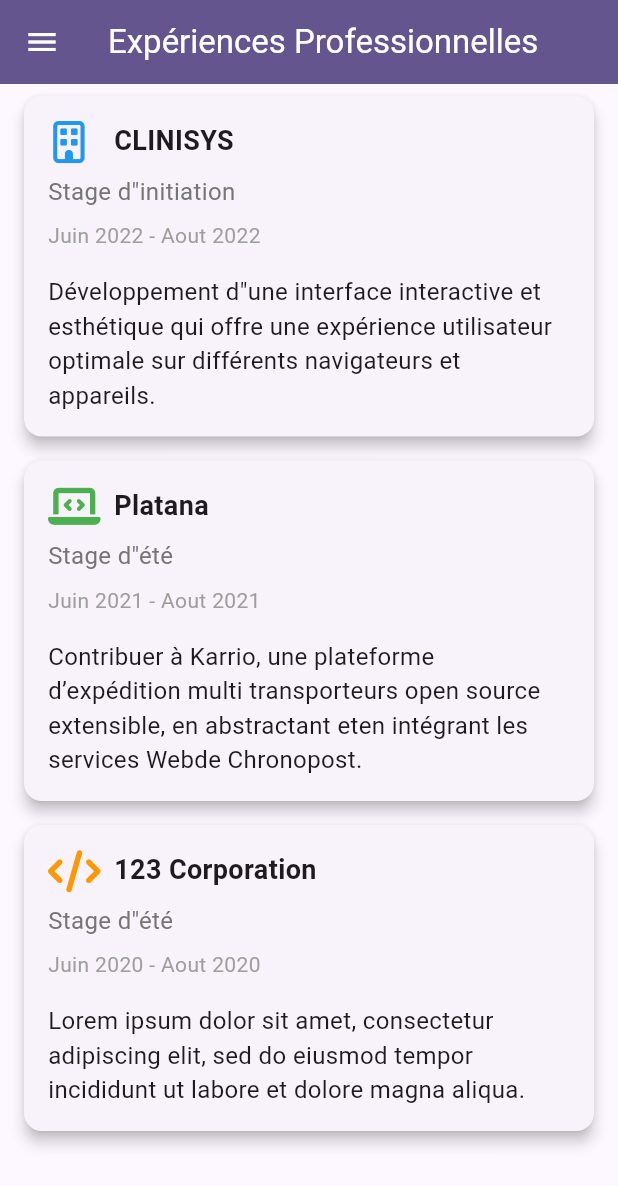
After one commit to Ftayri/cv-project, a Flutter app: the ExperienceScreen screen opened directly, on a phone screen of 412 x 824 dp. The commit adds this screen. Shown: the top 1186 px of the screen. Run offline on Flutter 3.47's test engine with Material 2 defaults, Android fonts, the phone set to English and light mode, and no system bars; our stand-ins replace flex_color_scheme, flutter_native_splash, flutter_zoom_drawer, font_awesome_flutter.

Commit message:
experience

```diff
--- /dev/null
+++ b/lib/pages/Experience.page.dart
@@ -0,0 +1,115 @@
+import 'package:flutter/material.dart';
+import 'package:font_awesome_flutter/font_awesome_flutter.dart';
+
+import '../menu/drawer.widget.dart';
+
+class ExperienceScreen extends StatelessWidget {
+  @override
+  Widget build(BuildContext context) {
+    return Scaffold(
+      appBar: AppBar(
+        title: Text('Expériences Professionnelles'),
+        leading: DrawerWidget(),
+      ),
+      body: ListView(
+        children: [
+          ExperienceCard(
+            company: 'CLINISYS',
+            role: 'Stage d"initiation',
+            duration: 'Juin 2022 - Aout 2022',
+            description: 'Développement d"une interface interactive et esthétique qui offre une expérience utilisateur optimale sur différents navigateurs et appareils.',
+            color: Colors.blue,
+            icon: FontAwesomeIcons.building,
+          ),
+          ExperienceCard(
+            company: 'Platana',
+            role: 'Stage d"été',
+            duration: 'Juin 2021 - Aout 2021',
+            description:'Contribuer à Karrio, une plateforme d’expédition multi transporteurs open source extensible, en abstractant eten intégrant les services Webde Chronopost.',
+            color: Colors.green,
+            icon: FontAwesomeIcons.laptopCode,
+          ),
+          ExperienceCard(
+            company: '123 Corporation',
+            role: 'Stage d"été',
+            duration: 'Juin 2020 - Aout 2020',
+            description: 'Lorem ipsum dolor sit amet, consectetur adipiscing elit, sed do eiusmod tempor incididunt ut labore et dolore magna aliqua.',
+            color: Colors.orange,
+            icon: FontAwesomeIcons.code,
+          ),
+        ],
+      ),
+    );
+  }
+}
+
+class ExperienceCard extends StatelessWidget {
+  final String company;
+  final String role;
+  final String duration;
+  final String description;
+  final IconData icon;
+  final Color color;
+
+  const ExperienceCard({
+    Key? key,
+    required this.company,
+    required this.role,
+    required this.duration,
+    required this.description,
+    required this.icon,
+    required this.color,
+  }) : super(key: key);
+
+  @override
+  Widget build(BuildContext context) {
+    return Card(
+      elevation: 4,
+      margin: EdgeInsets.symmetric(horizontal: 16, vertical: 8),
+      child: Padding(
+        padding: EdgeInsets.all(16),
+        child: Column(
+          crossAxisAlignment: CrossAxisAlignment.start,
+          children: [
+            Row(
+              children: [
+                Icon(icon, color: color, size: 28),
+                SizedBox(width: 16),
+                Text(
+                  company,
+                  style: TextStyle(
+                    fontSize: 18,
+                    fontWeight: FontWeight.bold,
+                  ),
+                ),
+              ],
+            ),
+            SizedBox(height: 8),
+            Text(
+              role,
+              style: TextStyle(
+                fontSize: 16,
+                color: Colors.grey[600],
+              ),
+            ),
+            SizedBox(height: 8),
+            Text(
+              duration,
+              style: TextStyle(
+                fontSize: 14,
+                color: Colors.grey[500],
+              ),
+            ),
+            SizedBox(height: 16),
+            Text(
+              description,
+              style: TextStyle(
+                fontSize: 16,
+              ),
+            ),
+          ],
+        ),
+      ),
+    );
+  }
+}
--- a/lib/pages/home.page.dart
+++ b/lib/pages/home.page.dart
@@ -5,6 +5,8 @@ import 'package:flutter/cupertino.dart';
 import 'package:flutter/material.dart';
 import 'package:flutter_native_splash/flutter_native_splash.dart';
 import 'package:flutter_zoom_drawer/flutter_zoom_drawer.dart';
+
+import 'Experience.page.dart';
 
 class HomePage extends StatefulWidget {
   const HomePage({Key? key}) : super(key: key);
@@ -40,6 +42,8 @@ class _HomePageState extends State<HomePage> {
     case 1:
       ZoomDrawer.of(context)?.toggle();
       return PersonalInfoPage();
+    case 3:
+      return ExperienceScreen();
     default:
       return HomeScreen();
   }
--- a/pubspec.yaml
+++ b/pubspec.yaml
@@ -42,6 +42,7 @@ dependencies:
   get: ^4.6.5
   url_launcher: ^6.1.10
   linkable: ^3.0.1
+  font_awesome_flutter: ^10.4.0
 
 dev_dependencies:
   flutter_test:
```
Also changed, not shown: pubspec.lock.
